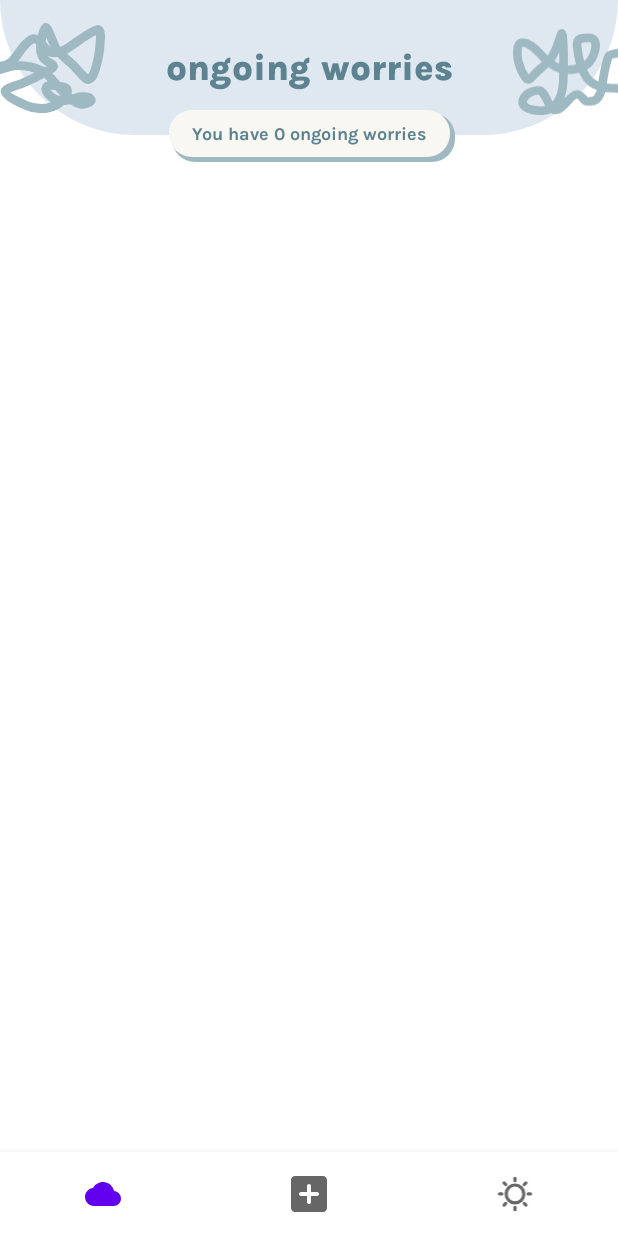
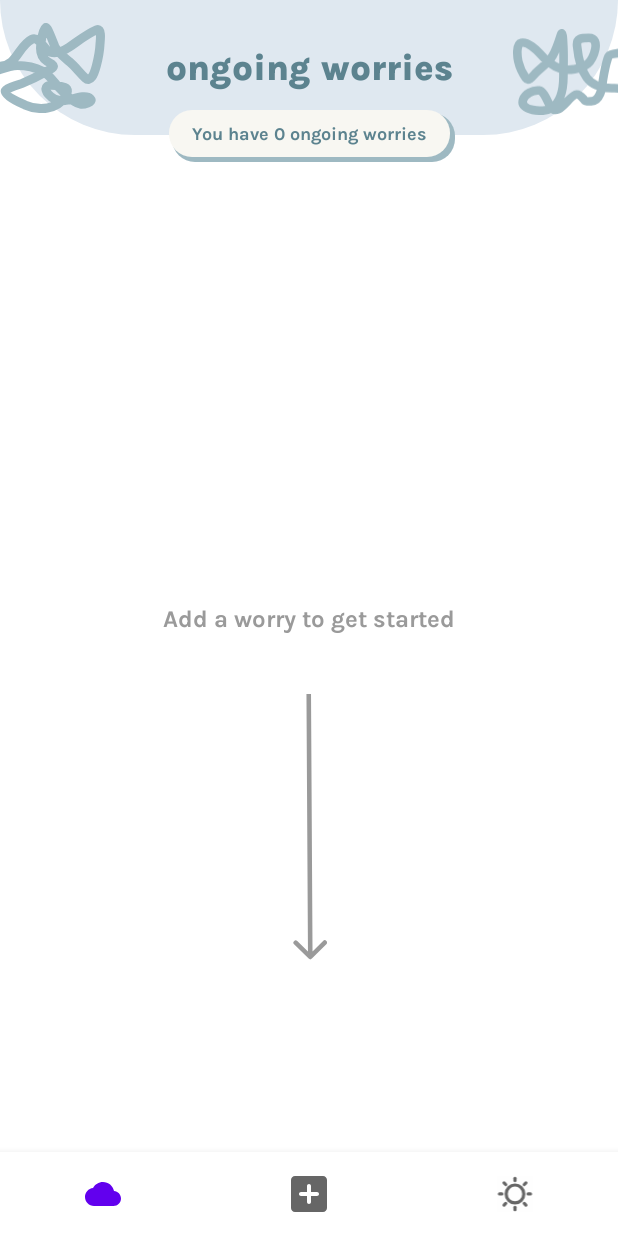
Before and after one commit to TatianaPolouchina/Scribble, an Android app built with Jetpack Compose: the screen it shows after launch (MainActivity), on a phone screen of 412 x 824 dp. Run offline under Robolectric (Android 15) with nearby library versions, the phone set to English and light mode, and no system bars.

Commit message:
Fixed scrolling and added messages to be displayed when there are no worries

```diff
--- a/app/src/main/java/com/example/scribble/FinishedWorriesFragment.java
+++ b/app/src/main/java/com/example/scribble/FinishedWorriesFragment.java
@@ -14,8 +14,6 @@ import android.view.LayoutInflater;
 import android.view.View;
 import android.view.ViewGroup;
 import android.widget.TextView;
-
-import com.example.scribble.R;
 
 public class FinishedWorriesFragment extends Fragment implements OnItemClickListener {
 
@@ -52,6 +50,11 @@ public class FinishedWorriesFragment extends Fragment implements OnItemClickList
             worryNumberText.setText(getString(R.string.finished_page_subtitle,
                     Integer.toString(numWorries)));
         }
+
+        TextView noWorriesText = view.findViewById(R.id.noWorriesText);
+        if (numWorries == 0) {
+            noWorriesText.setVisibility(View.VISIBLE);
+        }
     }
 
     @Override
--- a/app/src/main/java/com/example/scribble/OngoingWorriesFragment.java
+++ b/app/src/main/java/com/example/scribble/OngoingWorriesFragment.java
@@ -13,9 +13,8 @@ import androidx.recyclerview.widget.RecyclerView;
 import android.view.LayoutInflater;
 import android.view.View;
 import android.view.ViewGroup;
+import android.widget.ImageView;
 import android.widget.TextView;
-
-import com.example.scribble.R;
 
 public class OngoingWorriesFragment extends Fragment implements OnItemClickListener {
 
@@ -35,6 +34,7 @@ public class OngoingWorriesFragment extends Fragment implements OnItemClickListe
         return inflater.inflate(R.layout.fragment_ongoing_worries, container, false);
     }
 
+    // TODO: refactor
     @Override
     public void onViewCreated(@NonNull View view, @Nullable Bundle savedInstanceState) {
         super.onViewCreated(view, savedInstanceState);
@@ -53,6 +53,17 @@ public class OngoingWorriesFragment extends Fragment implements OnItemClickListe
             worryNumberText.setText(getString(R.string.ongoing_page_subtitle,
                     Integer.toString(numWorries)));
         }
+
+        int numFinishedWorries = sharedViewModel.getFinishedWorries().size();
+        TextView noWorriesText = view.findViewById(R.id.noWorriesText);
+        ImageView downArrowImage = view.findViewById(R.id.downArrow);
+        if (numWorries == 0 && numFinishedWorries == 0) {
+            noWorriesText.setVisibility(View.VISIBLE);
+            downArrowImage.setVisibility(View.VISIBLE);
+        } else if (numWorries == 0){
+            noWorriesText.setText(R.string.no_ongoing_worries_text);
+            noWorriesText.setVisibility(View.VISIBLE);
+        }
     }
 
     //TODO: comment and finish
--- /dev/null
+++ b/app/src/main/res/drawable/vector_arrow_down.xml
@@ -0,0 +1,9 @@
+<vector xmlns:android="http://schemas.android.com/apk/res/android"
+    android:width="23dp"
+    android:height="177dp"
+    android:viewportWidth="23"
+    android:viewportHeight="177">
+  <path
+      android:pathData="M10.96,176.07a1.5,1.5 0,0 0,2.12 -0.01l9.49,-9.6a1.5,1.5 0,1 0,-2.13 -2.11l-8.44,8.53 -8.53,-8.44a1.5,1.5 0,0 0,-2.12 0.01,1.5 1.5,0 0,0 0.01,2.12l9.6,9.49zM9.5,0.01l1.01,175 3,-0.02 -1.01,-175 -3,0.02z"
+      android:fillColor="#878787"/>
+</vector>
--- a/app/src/main/res/layout/fragment_finished_worries.xml
+++ b/app/src/main/res/layout/fragment_finished_worries.xml
@@ -3,13 +3,16 @@
     xmlns:app="http://schemas.android.com/apk/res-auto"
     android:layout_width="match_parent"
     android:layout_height="match_parent"
-    xmlns:tools="http://schemas.android.com/tools">
+    xmlns:tools="http://schemas.android.com/tools"
+    tools:context=".FinishedWorriesFragment">
 
     <androidx.recyclerview.widget.RecyclerView
         android:id="@+id/recycler_view"
         android:layout_width="wrap_content"
         android:layout_height="0dp"
-        android:paddingTop="0dp"
+        android:paddingTop="110dp"
+        android:paddingBottom="80dp"
+        android:clipToPadding="false"
         app:layout_constraintBottom_toBottomOf="parent"
         app:layout_constraintEnd_toEndOf="parent"
         app:layout_constraintStart_toStartOf="parent"
@@ -27,4 +30,18 @@
     </include>
 
 
+    <TextView
+        android:id="@+id/noWorriesText"
+        android:layout_width="wrap_content"
+        android:layout_height="wrap_content"
+        android:visibility="gone"
+        android:text="@string/no_finished_worries_text"
+        android:textAppearance="@style/subtext"
+        app:layout_constraintTop_toTopOf="parent"
+        app:layout_constraintBottom_toBottomOf="parent"
+        app:layout_constraintStart_toStartOf="parent"
+        app:layout_constraintEnd_toEndOf="parent"/>
+
+
+
 </androidx.constraintlayout.widget.ConstraintLayout>
--- a/app/src/main/res/layout/fragment_ongoing_worries.xml
+++ b/app/src/main/res/layout/fragment_ongoing_worries.xml
@@ -1,36 +1,54 @@
-<?xml version="1.0" encoding="utf-8"?>
-<ScrollView xmlns:android="http://schemas.android.com/apk/res/android"
+<androidx.constraintlayout.widget.ConstraintLayout xmlns:android="http://schemas.android.com/apk/res/android"
     xmlns:app="http://schemas.android.com/apk/res-auto"
+    xmlns:tools="http://schemas.android.com/tools"
     android:layout_width="match_parent"
     android:layout_height="match_parent"
     android:background="@color/white"
-    xmlns:tools="http://schemas.android.com/tools">
+    tools:context=".OngoingWorriesFragment">
 
-    <androidx.constraintlayout.widget.ConstraintLayout
-        android:id="@+id/constraint_layout"
-        android:layout_width="match_parent"
-        android:layout_height="wrap_content">
+    <androidx.recyclerview.widget.RecyclerView
+        android:id="@+id/recycler_view"
+        android:layout_width="wrap_content"
+        android:layout_height="wrap_content"
+        android:paddingTop="110dp"
+        android:paddingBottom="80dp"
+        android:clipToPadding="false"
+        app:layout_constraintEnd_toEndOf="parent"
+        app:layout_constraintStart_toStartOf="parent"
+        app:layout_constraintTop_toTopOf="parent"
+        tools:listitem="@layout/worry_card_template" />
 
     <include
         android:id="@+id/worries_title_bar"
         layout="@layout/ongoing_worries_title_bar"
-        android:layout_width="0dp"
+        android:layout_width="match_parent"
         android:layout_height="wrap_content"
-        app:layout_constraintEnd_toEndOf="@id/constraint_layout"
-        app:layout_constraintStart_toStartOf="@id/constraint_layout"
-        app:layout_constraintTop_toTopOf="@id/constraint_layout">
-    </include>
+        app:layout_constraintEnd_toEndOf="parent"
+        app:layout_constraintStart_toStartOf="parent"
+        app:layout_constraintTop_toTopOf="parent" />
 
-    <androidx.recyclerview.widget.RecyclerView
-        android:id="@+id/recycler_view"
+    <TextView
+        android:id="@+id/noWorriesText"
+        android:visibility="gone"
         android:layout_width="wrap_content"
-        android:layout_height="match_parent"
-        android:layout_marginTop="10dp"
-        app:layout_constraintBottom_toBottomOf="@id/constraint_layout"
-        app:layout_constraintEnd_toEndOf="@id/constraint_layout"
-        app:layout_constraintStart_toStartOf="@id/constraint_layout"
-        app:layout_constraintTop_toBottomOf="@+id/worries_title_bar"
-        tools:listitem="@layout/worry_card_template" />
-    </androidx.constraintlayout.widget.ConstraintLayout>
+        android:layout_height="wrap_content"
+        android:text="@string/no_worries_prompt"
+        android:textAppearance="@style/subtext"
+        app:layout_constraintTop_toTopOf="parent"
+        app:layout_constraintBottom_toBottomOf="parent"
+        app:layout_constraintStart_toStartOf="parent"
+        app:layout_constraintEnd_toEndOf="parent"/>
 
-</ScrollView>
+    <ImageView
+        android:id="@+id/downArrow"
+        android:visibility="gone"
+        android:layout_width="wrap_content"
+        android:layout_height="wrap_content"
+        android:layout_marginTop="40dp"
+        android:src="@drawable/vector_arrow_down"
+        app:layout_constraintEnd_toEndOf="parent"
+        app:layout_constraintStart_toStartOf="parent"
+        app:layout_constraintTop_toBottomOf="@id/noWorriesText"
+        app:tint="@color/lightGrey" />
+
+</androidx.constraintlayout.widget.ConstraintLayout>
--- a/app/src/main/res/values/strings.xml
+++ b/app/src/main/res/values/strings.xml
@@ -6,6 +6,8 @@
     <string name="ongoing_page_title">ongoing worries</string>
     <string name="ongoing_page_subtitle">You have %1$s ongoing worries</string>
     <string name="ongoing_page_subtitle_1_worry">You have 1 ongoing worry</string>
+    <string name="no_worries_prompt">Add a worry to get started</string>
+    <string name="no_ongoing_worries_text">Congrats, zen master</string>
 
     <string name="worry_button_description">Navigates to worry</string>
 
@@ -13,6 +15,7 @@
     <string name="finished_page_title">finished worries</string>
     <string name="finished_page_subtitle">You have %1$s finished worries</string>
     <string name="finished_page_subtitle_1_worry">You have 1 finished worry</string>
+    <string name="no_finished_worries_text">Finished worries will appear here</string>
 
     <!-- Bottom Navigation Bar -->
     <string name="ongoing_worries_nav_title">Ongoing Worries</string>
@@ -110,5 +113,4 @@
     <string name="skip_button_text">Skip</string>
     <string name="left_scribble_content_description">scribble design coming from the left of the screen\n</string>
 
-
 </resources>
```
